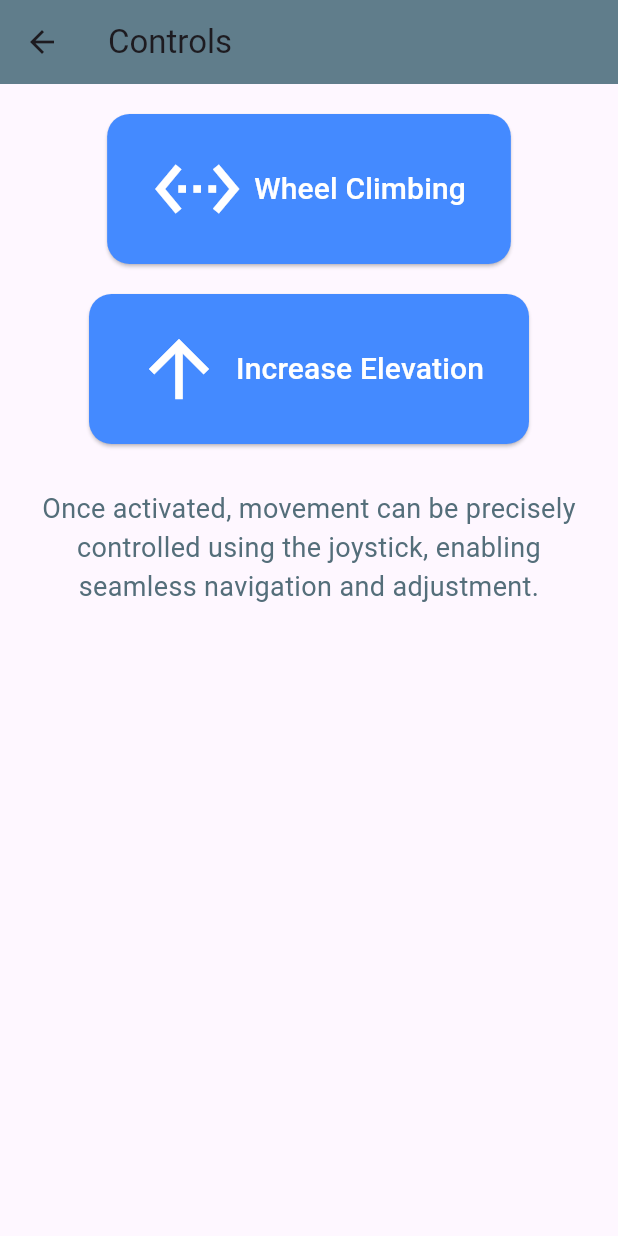
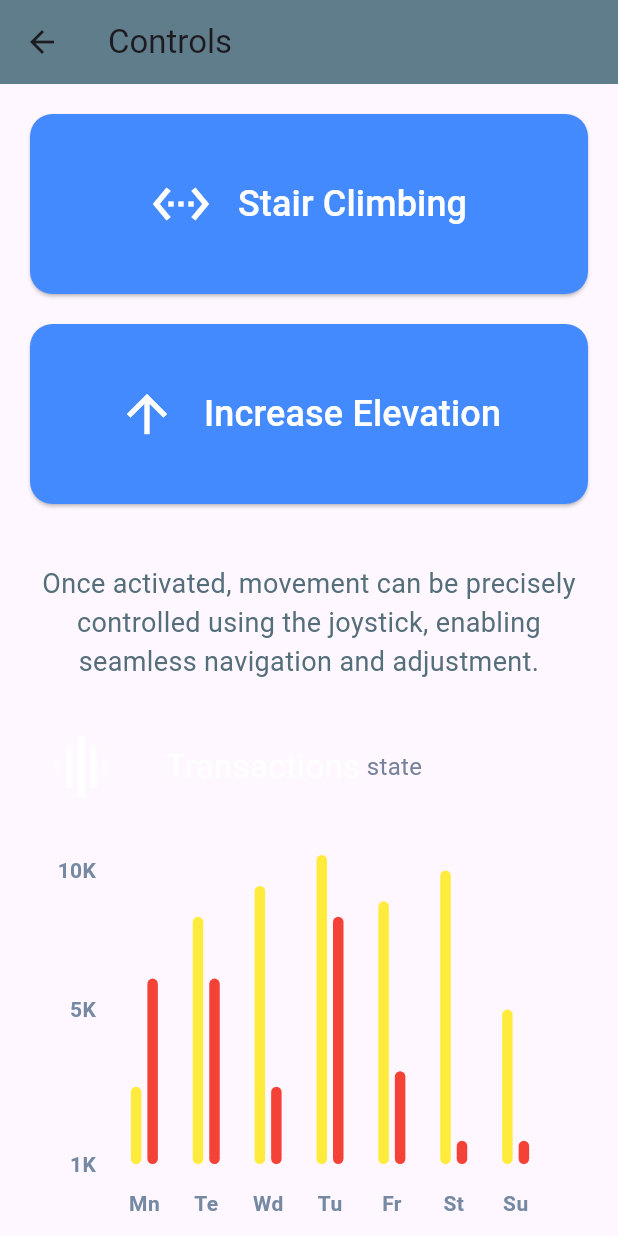
Before and after one commit to Kunalwewreeer/MoveEase_flutter, a Flutter app: the ControlsPage screen opened directly, on a phone screen of 412 x 824 dp. Run offline on Flutter 3.47's test engine with Material 3 defaults, Android fonts, the phone set to English and light mode, and no system bars; drawn by our look-alikes of fl_chart; our stand-ins replace animated_background, google_maps_flutter.

Commit message:
Added graph in the controls. Very gae right now

```diff
--- /dev/null
+++ b/lib/controls/chart.dart
@@ -0,0 +1,283 @@
+// import 'package:fl_chart_app/presentation/resources/app_resources.dart';
+// import 'package:fl_chart_app/util/extensions/color_extensions.dart';
+import 'package:fl_chart/fl_chart.dart';
+import 'package:flutter/material.dart';
+
+class BarChartSample2 extends StatefulWidget {
+  BarChartSample2({super.key});
+  final Color leftBarColor = Colors.yellow;
+  final Color rightBarColor = Colors.red;
+  final Color avgColor =
+      Colors.grey.withOpacity(0.6); // The color of the average line
+  @override
+  State<StatefulWidget> createState() => BarChartSample2State();
+}
+
+class BarChartSample2State extends State<BarChartSample2> {
+  final double width = 7;
+
+  late List<BarChartGroupData> rawBarGroups;
+  late List<BarChartGroupData> showingBarGroups;
+
+  int touchedGroupIndex = -1;
+
+  @override
+  void initState() {
+    super.initState();
+    final barGroup1 = makeGroupData(0, 5, 12);
+    final barGroup2 = makeGroupData(1, 16, 12);
+    final barGroup3 = makeGroupData(2, 18, 5);
+    final barGroup4 = makeGroupData(3, 20, 16);
+    final barGroup5 = makeGroupData(4, 17, 6);
+    final barGroup6 = makeGroupData(5, 19, 1.5);
+    final barGroup7 = makeGroupData(6, 10, 1.5);
+
+    final items = [
+      barGroup1,
+      barGroup2,
+      barGroup3,
+      barGroup4,
+      barGroup5,
+      barGroup6,
+      barGroup7,
+    ];
+
+    rawBarGroups = items;
+
+    showingBarGroups = rawBarGroups;
+  }
+
+  @override
+  Widget build(BuildContext context) {
+    return AspectRatio(
+      aspectRatio: 1,
+      child: Padding(
+        padding: const EdgeInsets.all(16),
+        child: Column(
+          crossAxisAlignment: CrossAxisAlignment.stretch,
+          children: <Widget>[
+            Row(
+              mainAxisSize: MainAxisSize.min,
+              children: <Widget>[
+                makeTransactionsIcon(),
+                const SizedBox(
+                  width: 38,
+                ),
+                const Text(
+                  'Transactions',
+                  style: TextStyle(color: Colors.white, fontSize: 22),
+                ),
+                const SizedBox(
+                  width: 4,
+                ),
+                const Text(
+                  'state',
+                  style: TextStyle(color: Color(0xff77839a), fontSize: 16),
+                ),
+              ],
+            ),
+            const SizedBox(
+              height: 38,
+            ),
+            Expanded(
+              child: BarChart(
+                BarChartData(
+                  maxY: 20,
+                  barTouchData: BarTouchData(
+                    touchTooltipData: BarTouchTooltipData(
+                      getTooltipColor: ((group) {
+                        return Colors.grey;
+                      }),
+                      getTooltipItem: (a, b, c, d) => null,
+                    ),
+                    touchCallback: (FlTouchEvent event, response) {
+                      if (response == null || response.spot == null) {
+                        setState(() {
+                          touchedGroupIndex = -1;
+                          showingBarGroups = List.of(rawBarGroups);
+                        });
+                        return;
+                      }
+
+                      touchedGroupIndex = response.spot!.touchedBarGroupIndex;
+
+                      setState(() {
+                        if (!event.isInterestedForInteractions) {
+                          touchedGroupIndex = -1;
+                          showingBarGroups = List.of(rawBarGroups);
+                          return;
+                        }
+                        showingBarGroups = List.of(rawBarGroups);
+                        if (touchedGroupIndex != -1) {
+                          var sum = 0.0;
+                          for (final rod
+                              in showingBarGroups[touchedGroupIndex].barRods) {
+                            sum += rod.toY;
+                          }
+                          final avg = sum /
+                              showingBarGroups[touchedGroupIndex]
+                                  .barRods
+                                  .length;
+
+                          showingBarGroups[touchedGroupIndex] =
+                              showingBarGroups[touchedGroupIndex].copyWith(
+                            barRods: showingBarGroups[touchedGroupIndex]
+                                .barRods
+                                .map((rod) {
+                              return rod.copyWith(
+                                  toY: avg, color: widget.avgColor);
+                            }).toList(),
+                          );
+                        }
+                      });
+                    },
+                  ),
+                  titlesData: FlTitlesData(
+                    show: true,
+                    rightTitles: const AxisTitles(
+                      sideTitles: SideTitles(showTitles: false),
+                    ),
+                    topTitles: const AxisTitles(
+                      sideTitles: SideTitles(showTitles: false),
+                    ),
+                    bottomTitles: AxisTitles(
+                      sideTitles: SideTitles(
+                        showTitles: true,
+                        getTitlesWidget: bottomTitles,
+                        reservedSize: 42,
+                      ),
+                    ),
+                    leftTitles: AxisTitles(
+                      sideTitles: SideTitles(
+                        showTitles: true,
+                        reservedSize: 28,
+                        interval: 1,
+                        getTitlesWidget: leftTitles,
+                      ),
+                    ),
+                  ),
+                  borderData: FlBorderData(
+                    show: false,
+                  ),
+                  barGroups: showingBarGroups,
+                  gridData: const FlGridData(show: false),
+                ),
+              ),
+            ),
+            const SizedBox(
+              height: 12,
+            ),
+          ],
+        ),
+      ),
+    );
+  }
+
+  Widget leftTitles(double value, TitleMeta meta) {
+    const style = TextStyle(
+      color: Color(0xff7589a2),
+      fontWeight: FontWeight.bold,
+      fontSize: 14,
+    );
+    String text;
+    if (value == 0) {
+      text = '1K';
+    } else if (value == 10) {
+      text = '5K';
+    } else if (value == 19) {
+      text = '10K';
+    } else {
+      return Container();
+    }
+    return SideTitleWidget(
+      axisSide: meta.axisSide,
+      space: 0,
+      child: Text(text, style: style),
+    );
+  }
+
+  Widget bottomTitles(double value, TitleMeta meta) {
+    final titles = <String>['Mn', 'Te', 'Wd', 'Tu', 'Fr', 'St', 'Su'];
+
+    final Widget text = Text(
+      titles[value.toInt()],
+      style: const TextStyle(
+        color: Color(0xff7589a2),
+        fontWeight: FontWeight.bold,
+        fontSize: 14,
+      ),
+    );
+
+    return SideTitleWidget(
+      axisSide: meta.axisSide,
+      space: 16, //margin top
+      child: text,
+    );
+  }
+
+  BarChartGroupData makeGroupData(int x, double y1, double y2) {
+    return BarChartGroupData(
+      barsSpace: 4,
+      x: x,
+      barRods: [
+        BarChartRodData(
+          toY: y1,
+          color: widget.leftBarColor,
+          width: width,
+        ),
+        BarChartRodData(
+          toY: y2,
+          color: widget.rightBarColor,
+          width: width,
+        ),
+      ],
+    );
+  }
+
+  Widget makeTransactionsIcon() {
+    const width = 4.5;
+    const space = 3.5;
+    return Row(
+      mainAxisSize: MainAxisSize.min,
+      children: <Widget>[
+        Container(
+          width: width,
+          height: 10,
+          color: Colors.white.withOpacity(0.4),
+        ),
+        const SizedBox(
+          width: space,
+        ),
+        Container(
+          width: width,
+          height: 28,
+          color: Colors.white.withOpacity(0.8),
+        ),
+        const SizedBox(
+          width: space,
+        ),
+        Container(
+          width: width,
+          height: 42,
+          color: Colors.white.withOpacity(1),
+        ),
+        const SizedBox(
+          width: space,
+        ),
+        Container(
+          width: width,
+          height: 28,
+          color: Colors.white.withOpacity(0.8),
+        ),
+        const SizedBox(
+          width: space,
+        ),
+        Container(
+          width: width,
+          height: 10,
+          color: Colors.white.withOpacity(0.4),
+        ),
+      ],
+    );
+  }
+}
--- a/lib/controls_page.dart
+++ b/lib/controls_page.dart
@@ -1,19 +1,35 @@
 import 'package:flutter/material.dart';
-import 'controls/feature_activation.dart';
+// Make sure you import the BarChartSample2 widget correctly
+import 'controls/chart.dart';
+import 'controls/feature_activation.dart'; // Ensure this path is correct
+
 class ControlsPage extends StatelessWidget {
   Widget featureButton({required String title, required IconData icon, required VoidCallback onPressed}) {
-    return ElevatedButton.icon(
-      onPressed: onPressed,
-      icon: Icon(icon, size: 60), // Large icon for visibility
-      label: Text(title, style: TextStyle(fontSize: 20)), // Large text for readability
-      style: ElevatedButton.styleFrom(
-        primary: Colors.blueAccent, // A pleasant color for the button
-        onPrimary: Colors.white, // Text color
-        minimumSize: Size(200, 100), // Large button size for easy interaction
-        shape: RoundedRectangleBorder(
-          borderRadius: BorderRadius.circular(15), // Rounded edges for a modern look
+    return Container(
+      margin: EdgeInsets.only(bottom: 20), // Adds space between buttons
+      width: double.infinity, // Makes the button take the full width of its parent container
+      height: 120, // Increases height for a squarish look
+      child: ElevatedButton.icon(
+        onPressed: onPressed,
+        icon: Icon(
+          icon,
+          size: 40, // Adjusts icon size for balance with the squarish button
         ),
-        padding: EdgeInsets.symmetric(vertical: 20, horizontal: 30), // Padding for icon and text
+        label: Padding(
+          padding: const EdgeInsets.only(left: 10), // Adds some space between the icon and the text
+          child: Text(
+            title,
+            style: TextStyle(fontSize: 24), // Adjusts font size for readability
+          ),
+        ),
+        style: ElevatedButton.styleFrom(
+          backgroundColor: Colors.blueAccent, // Pleasant color for the button
+          foregroundColor: Colors.white, // Text color
+          shape: RoundedRectangleBorder(
+            borderRadius: BorderRadius.circular(15), // Rounded edges for a modern look
+          ),
+          padding: EdgeInsets.symmetric(vertical: 20, horizontal: 20), // Adjusts padding for icon and text
+        ),
       ),
     );
   }
@@ -23,39 +39,36 @@ class ControlsPage extends StatelessWidget {
     return Scaffold(
       appBar: AppBar(
         title: Text('Controls'),
-        backgroundColor: Colors.blueGrey, // Gives a technological feel
+        backgroundColor: Colors.blueGrey,
       ),
-      body: SingleChildScrollView( // Ensures usability on all screen sizes
+      body: SingleChildScrollView(
         child: Padding(
           padding: const EdgeInsets.all(20.0),
           child: Column(
-            mainAxisAlignment: MainAxisAlignment.center,
             children: <Widget>[
               featureButton(
-                title: 'Wheel Climbing',
-                icon: Icons.settings_ethernet, // Example icon, replace as needed
+                title: 'Stair Climbing',
+                icon: Icons.settings_ethernet,
                 onPressed: () {
-                  Navigator.of(context).push(MaterialPageRoute(builder: (context) => FeatureActivationPage(featureName: 'Wheel Climbing')));// Logic for Wheel Climbing
+                  Navigator.of(context).push(MaterialPageRoute(builder: (context) => FeatureActivationPage(featureName: 'Stair Climbing')));
+                },
+              ),
+              featureButton(
+                title: 'Increase Elevation',
+                icon: Icons.arrow_upward,
+                onPressed: () {
+                  Navigator.of(context).push(MaterialPageRoute(builder: (context) => FeatureActivationPage(featureName: 'Increase Elevation')));
                 },
               ),
               SizedBox(height: 20),
-              featureButton(
-                title: 'Increase Elevation',
-                icon: Icons.arrow_upward, // Example icon, replace as needed
-                onPressed: () {
-                  Navigator.of(context).push(MaterialPageRoute(builder: (context) => FeatureActivationPage(featureName: 'Increase Elevation')));// Logic for Increasing Elevation
-                },
-              ),
-              SizedBox(height: 30),
               Text(
                 'Once activated, movement can be precisely controlled using the joystick, enabling seamless navigation and adjustment.',
-                style: TextStyle(
-                  fontSize: 18, // Slightly larger font for importance
-                  color: Colors.blueGrey[600], // Color for a subtle, modern look
-                  fontWeight: FontWeight.w400, // Medium weight for clarity
-                ),
-                textAlign: TextAlign.center, // Centers the text for better aesthetics
+                style: TextStyle(fontSize: 18, color: Colors.blueGrey[600], fontWeight: FontWeight.w400),
+                textAlign: TextAlign.center,
               ),
+              SizedBox(height: 20),
+              // Add the BarChartSample2 widget here
+              BarChartSample2(),
             ],
           ),
         ),
--- a/pubspec.yaml
+++ b/pubspec.yaml
@@ -14,6 +14,9 @@ dependencies:
   google_maps_flutter: ^2.0.6
   english_words: ^4.0.0
   provider: ^6.0.0
+  animated_background: ^2.0.0
+  flutter_staggered_grid_view: ^0.4.1
+  fl_chart: ^0.67.0
 dev_dependencies:
   flutter_test:
     sdk: flutter
@@ -26,3 +29,4 @@ flutter:
     - assets/images/wheelchair_autocad1.png
     - assets/images/maps.png
     - assets/images/naina2.jpg
+    - assets/images/logo.png
```
Also changed, not shown: lib/home_page.dart (+77 -42 lines), lib/login_page.dart (added, +72 -0 lines), lib/maps_page.dart (+66 -30 lines), lib/splash_screen.dart (added, +26 -0 lines), assets/images/logo.png (added), lib/home/options.dart (added), pubspec.lock, 1 other file.
